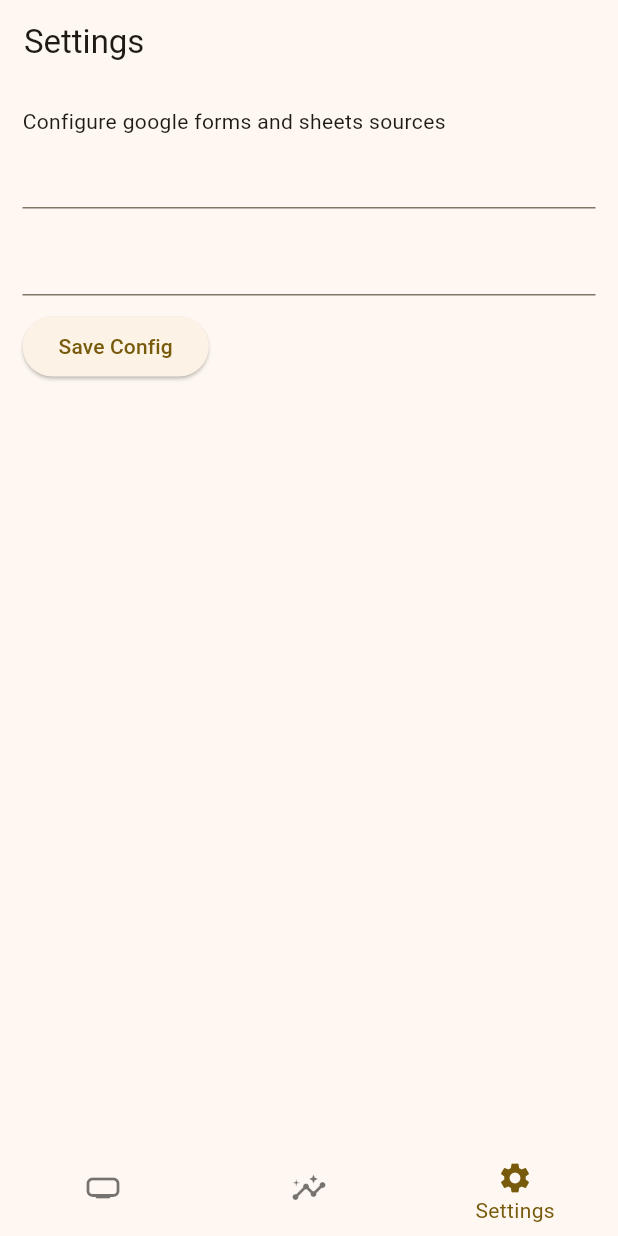
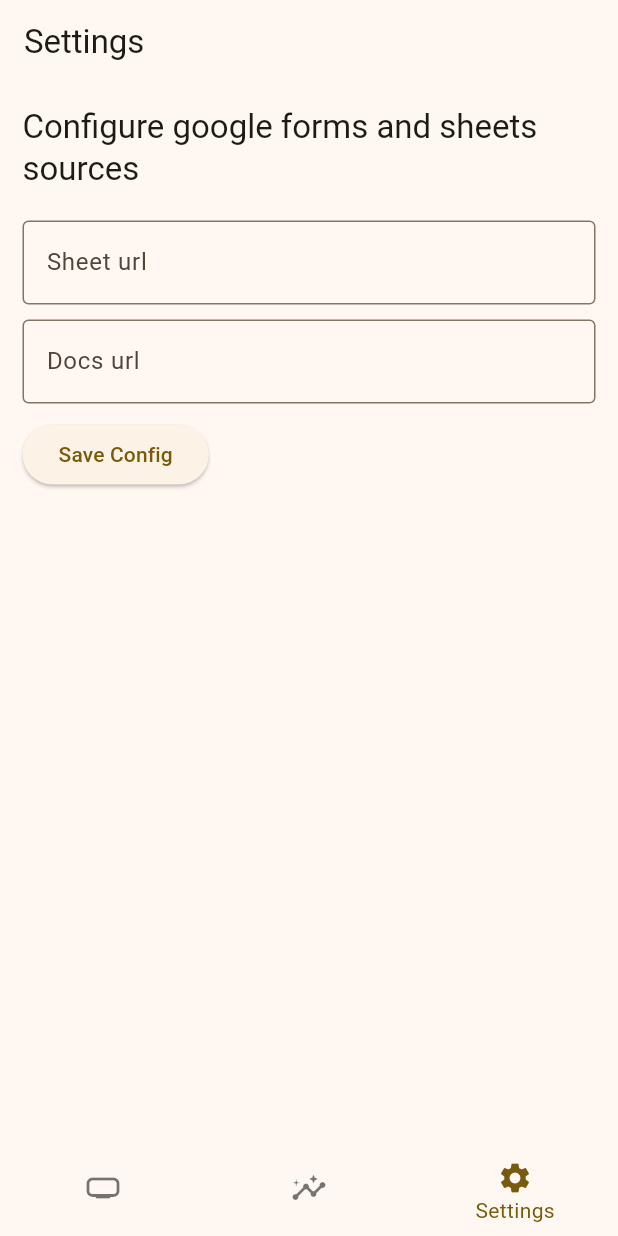
Before and after one commit to shadrack-ago/expense_tracker, a Flutter app: the Settings screen opened by its route, on a phone screen of 412 x 824 dp. Run offline on Flutter 3.47's test engine with Material 2 defaults, Android fonts, the phone set to English and light mode, and no system bars; our stand-ins replace firebase_core, fl_chart, go_router; missing offline and left inert: easy_web_view, fl_heatmap; accounts and stored records are empty.

Commit message:
☕ Styling and customization of settings

```diff
--- a/lib/screens/settings.dart
+++ b/lib/screens/settings.dart
@@ -13,10 +13,24 @@ class Settings extends StatelessWidget {
       child: Column(
         crossAxisAlignment: CrossAxisAlignment.start,
         children: [
-          Text('Configure google forms and sheets sources'),
-          TextFormField(),
+          Text(
+            'Configure google forms and sheets sources',
+            style: Theme.of(context).textTheme.titleLarge,
+          ),
+          SizedBox(height: 20),
+          TextFormField(
+            decoration: InputDecoration(
+              border: OutlineInputBorder(),
+              hintText: 'Sheet url',
+            ),
+          ),
           SizedBox(height: 10),
-          TextFormField(),
+          TextFormField(
+            decoration: InputDecoration(
+              border: OutlineInputBorder(),
+              hintText: 'Docs url',
+            ),
+          ),
           SizedBox(height: 10),
           ElevatedButton(onPressed: () {}, child: Text('Save Config'))
         ],
```
